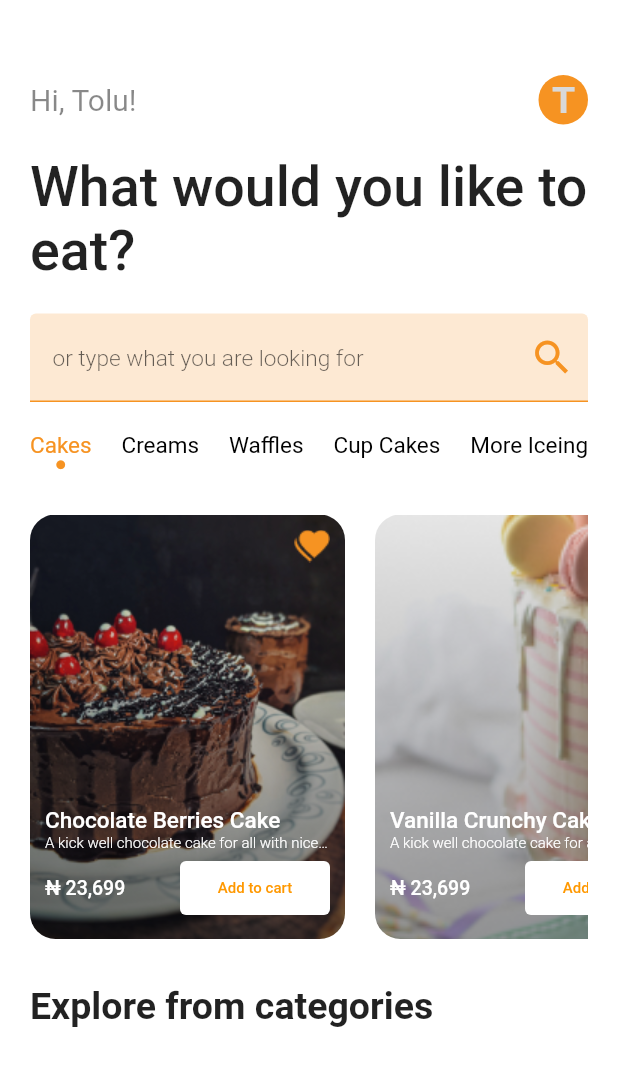
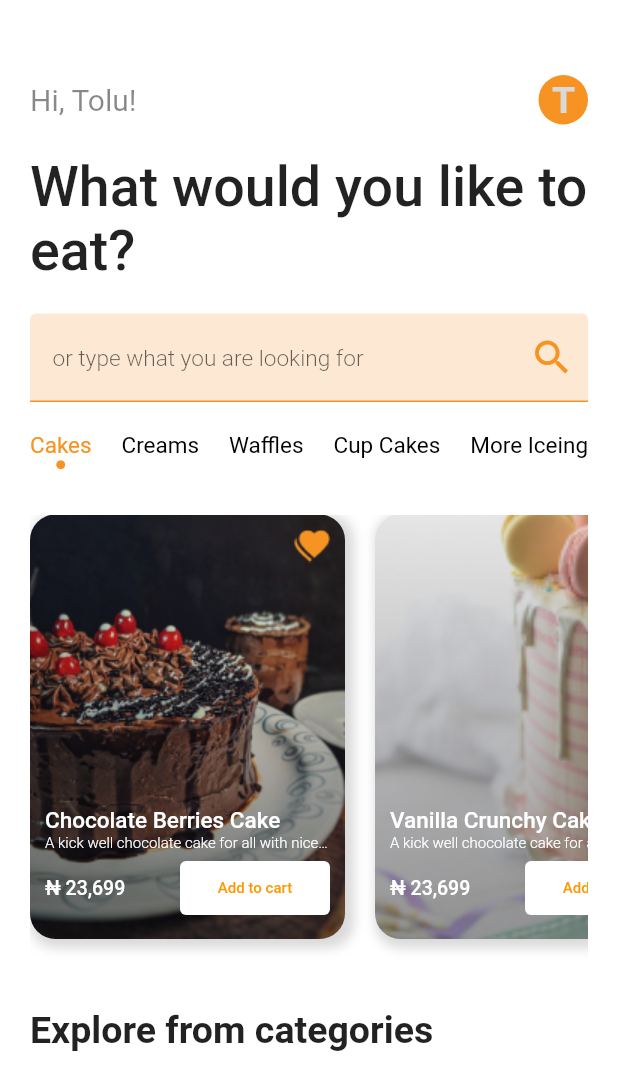
Before and after one commit to ayoolat/pastries, a Flutter app: the DashboardScreen screen opened by its route, on a phone screen of 412 x 824 dp. Shown: the top 1090 px of the screen. Run offline on Flutter 3.47's test engine with Material 2 defaults, Android fonts, the phone set to English and light mode, and no system bars; our stand-ins replace pinput.

Commit message:
Added box shadow to cake card

```diff
--- a/lib/widgets/MainCakeCard.dart
+++ b/lib/widgets/MainCakeCard.dart
@@ -21,7 +21,7 @@ class MainCakeCard extends StatelessWidget {
   @override
   Widget build(BuildContext context) {
     return Container(
-      margin: const EdgeInsets.only(right: 20.0),
+      margin: const EdgeInsets.only(right: 20.0, bottom: 16),
       height: 283,
       width: 210,
       decoration: BoxDecoration(
@@ -32,6 +32,14 @@ class MainCakeCard extends StatelessWidget {
         borderRadius: const BorderRadius.all(
           Radius.circular(17),
         ),
+        boxShadow: [
+          BoxShadow(
+            color: Colors.black.withOpacity(0.15),
+            spreadRadius: 3,
+            blurRadius: 6,
+            offset: const Offset(3, 3),
+          ),
+        ],
       ),
       child: Padding(
         padding: const EdgeInsets.all(10.0),
```
